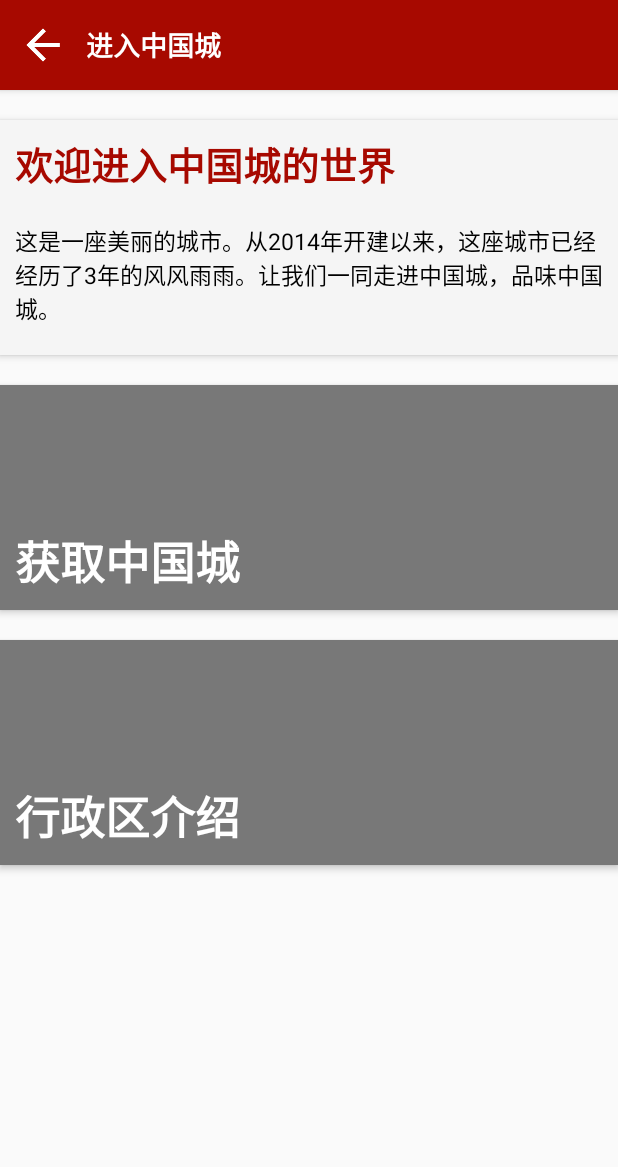
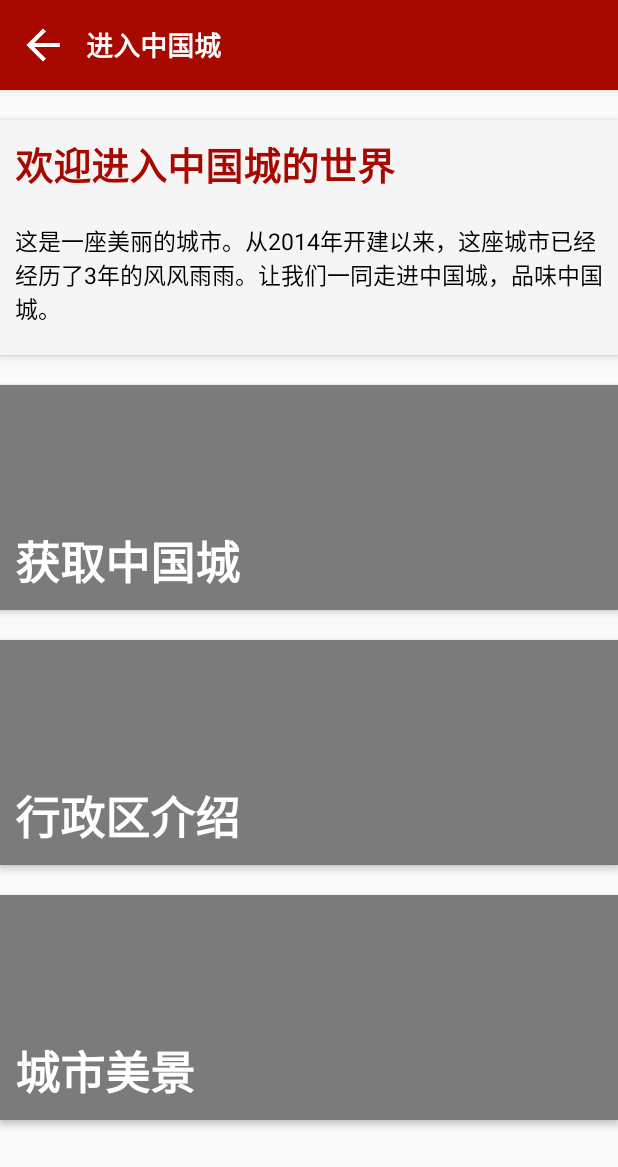
Before and after one commit to xiez22/ChinaCity, an Android app: the screen it shows after launch (Sub1Activity), after a tap on "进入中国城", on a phone screen of 412 x 824 dp. Shown: the top 1167 px of the screen. Run offline under Robolectric (Android 15) with nearby library versions, the phone set to English and light mode, and no system bars.

Commit message:
更新2.4.0

```diff
--- a/app/src/main/AndroidManifest.xml
+++ b/app/src/main/AndroidManifest.xml
@@ -59,6 +59,11 @@
 			android:theme="@style/MAINTheme"
 			android:name=".Sub1Sub1Activity">
 		</activity>
+		<activity
+		    android:label="Gallery"
+			android:theme="@style/HiTheme"
+			android:name=".GalleryActivity">
+		</activity>
     </application>
 
 <uses-permission android:name="android.permission.READ_EXTERNAL_STORAGE"/>
--- a/app/src/main/java/com/China/ChinaCity/MainActivity.java
+++ b/app/src/main/java/com/China/ChinaCity/MainActivity.java
@@ -18,6 +18,7 @@ public class MainActivity extends Activity
 
 	//Download Status
 	int downloadsta=0;
+	int startAtBegin=0;
 
     @Override
     protected void onCreate(Bundle savedInstanceState)
@@ -55,7 +56,12 @@ public class MainActivity extends Activity
 		Timer timer1=new Timer();
 		timer1.schedule(task1, 6600, 6000);
 
+		SharedPreferences sp = getSharedPreferences("temp", Activity.MODE_PRIVATE);
+		int result = sp.getInt("bigtitle", 1);
 		//Download Files
+		if (result == 1)
+		{
+			startAtBegin = 1;
 			new Thread(new Runnable() {
 					@Override
 					public void run()
@@ -71,7 +77,7 @@ public class MainActivity extends Activity
 						}
 					}
 				}).start();
-
+		}
     }
 
 	public void onButton1Click(View view)
@@ -143,6 +149,28 @@ public class MainActivity extends Activity
 				{
 					list.add("更新文件中......");
 					list.add("Updating the Data...");
+
+					//Download Files
+					if (startAtBegin == 0)
+					{
+						downloadsta = 0;
+						startAtBegin=1;
+						new Thread(new Runnable() {
+								@Override
+								public void run()
+								{
+									int dr=internetutil.download("https://coding.net/u/ligongzzz/p/ChinaResources/git/raw/master/src/bigtitle.txt", "/ChinaCity/", "BigTitleOL.txt");
+									if (dr == 0)
+									{
+										downloadsta = 1;
+									}
+									else
+									{
+										downloadsta = 2;
+									}
+								}
+							}).start();
+					}
 				}
 				else if (downloadsta == 2)
 				{
--- a/app/src/main/java/com/China/ChinaCity/Sub1Activity.java
+++ b/app/src/main/java/com/China/ChinaCity/Sub1Activity.java
@@ -14,6 +14,8 @@ public class Sub1Activity extends Activity
 
 	int downloadsta=0;
 	int downloaded=0;
+	int online=0;
+	int noticed=0;
 
     @Override
     protected void onCreate(Bundle savedInstanceState)
@@ -25,15 +27,18 @@ public class Sub1Activity extends Activity
 		SharedPreferences sp = getSharedPreferences("temp", Activity.MODE_PRIVATE);
 		int p2=1;
 		int result = sp.getInt("bigtitle", p2);
+		online=result;
+		noticed=sp.getInt("noticed",0);
 		if (result == 1)
 		{
 			new Thread(new Runnable() {
 					@Override
 					public void run()
 					{
-						int dr=0;int dr1=0;
+						int dr=0;int dr1=0;int dr2=0;
 						int filesta=fileutil.write(null, "/Android/data/com.China.ChinaCity/cache/image_map.jpg", 2);
 						int filesta1=fileutil.write(null, "/Android/data/com.China.ChinaCity/cache/image_area.jpg", 2);
+						int filesta2=fileutil.write(null, "/Android/data/com.China.ChinaCity/cache/image_gallery.jpg", 2);
 						if (filesta == 0)
 						{
 							downloaded=1;
@@ -44,7 +49,12 @@ public class Sub1Activity extends Activity
 							downloaded=1;
 							dr1 = internetutil.download("https://coding.net/u/ligongzzz/p/ChinaResources/git/raw/master/src/image_area.jpg", "/Android/data/com.China.ChinaCity/cache/", "image_area.jpg");
 						}
-						if (dr == 0 && dr1 == 0)
+						if (filesta2== 0)
+						{
+							downloaded=1;
+							dr2 = internetutil.download("https://coding.net/u/ligongzzz/p/ChinaResources/git/raw/master/src/image_gallery.jpg", "/Android/data/com.China.ChinaCity/cache/", "image_gallery.jpg");
+						}
+						if (dr == 0 && dr1 == 0&&dr2==0)
 						{
 							downloadsta = 1;
 							Message message = new Message();
@@ -59,8 +69,9 @@ public class Sub1Activity extends Activity
 			textView1.setText("需要开启在线资源服务以显示图片");
 			TextView textView2=(TextView)findViewById(R.id.sub1TextView2);
 			textView2.setText("需要开启在线资源服务以显示图片");
+			TextView textView3=(TextView)findViewById(R.id.sub1TextView3);
+			textView3.setText("需要开启在线资源服务以显示图片");
 		}
-
     }
 
 	public void onClickSub1ButtonGet(View view)
@@ -73,6 +84,18 @@ public class Sub1Activity extends Activity
 	{
 		Intent intent = new Intent(this, Sub1Sub1Activity.class);
     	startActivity(intent);
+	}
+
+	public void onClickSub1ButtonGallery(View view)
+	{
+		if(noticed==0){
+			NoticeDialogFragment f = new NoticeDialogFragment();
+			f.show(getFragmentManager(), "mydialog");
+		}
+		else{
+		Intent intent = new Intent(this, GalleryActivity.class);
+    	startActivity(intent);
+		}
 	}
 
 	public void onClickSub1ButtonBack(View view)
@@ -96,14 +119,55 @@ public class Sub1Activity extends Activity
 				if (bmpDefaultPic1 == null)
 					bmpDefaultPic1 = BitmapFactory.decodeFile(path + "/Android/data/com.China.ChinaCity/cache/image_area.jpg", null);
 				iv1.setImageBitmap(bmpDefaultPic1);
+				Bitmap bmpDefaultPic2=null;
+				ImageView  iv2 = (ImageView)findViewById(R.id.sub1ImageView3);
+				if (bmpDefaultPic2 == null)
+					bmpDefaultPic2 = BitmapFactory.decodeFile(path + "/Android/data/com.China.ChinaCity/cache/image_gallery.jpg", null);
+				iv2.setImageBitmap(bmpDefaultPic2);
 
-				if(downloaded==1){
+				if(true){
 				Animation animation=AnimationUtils.loadAnimation(Sub1Activity.this, R.anim.alpha_anim_appear);
 				iv.startAnimation(animation);
 				iv1.startAnimation(animation);
+				iv2.startAnimation(animation);
 				}
 			}
 			super.handleMessage(msg);
 		}
 	};
+
+	class NoticeDialogFragment extends DialogFragment
+	{
+		@Override
+		public Dialog onCreateDialog(Bundle savedInstanceState)
+		{
+			AlertDialog.Builder builder = new AlertDialog.Builder(getActivity());
+			builder.setTitle("流量消耗红色预警");
+			builder.setMessage("即将加载大量的高清图片。请注意，这个功能需要网络连接，如果您正在使用移动数据上网，可能会消耗大量的流量，由此产生的费用请至运营商咨询。");
+			builder.setPositiveButton("进入", new DialogInterface.OnClickListener() {
+
+					@Override
+					public void onClick(DialogInterface p1, int p2)
+					{
+						// TODO: Implement this method
+						SharedPreferences.Editor editor= getSharedPreferences("temp", MODE_WORLD_WRITEABLE).edit();
+						editor.putInt("noticed",1);
+						editor.commit();
+
+						Intent intent = new Intent(Sub1Activity.this, GalleryActivity.class);
+						startActivity(intent);
+					}
+				});
+			builder.setNegativeButton("取消",new DialogInterface.OnClickListener() {
+
+					@Override
+					public void onClick(DialogInterface p1, int p2)
+					{
+						// TODO: Implement this method
+					}
+				});
+
+			return builder.create();
+		}
+   }
 }
--- a/app/src/main/res/layout/sub1.xml
+++ b/app/src/main/res/layout/sub1.xml
@@ -131,7 +131,7 @@
 				android:layout_width="match_parent"
 				android:layout_marginTop="10dp"
 				android:elevation="3dp"
-				android:layout_marginBottom="50dp"
+				android:layout_marginBottom="10dp"
 				android:background="#7B7B7B"
 				android:onClick="onClickSub1ButtonArea">
 
@@ -163,6 +163,43 @@
 
 			</RelativeLayout>
 
+			<RelativeLayout
+				android:layout_height="150dp"
+				android:layout_width="match_parent"
+				android:layout_marginTop="10dp"
+				android:elevation="3dp"
+				android:layout_marginBottom="50dp"
+				android:background="#7B7B7B"
+				android:onClick="onClickSub1ButtonGallery">
+
+				<ImageView
+					android:layout_height="match_parent"
+					android:layout_width="match_parent"
+					android:id="@+id/sub1ImageView3"
+					android:adjustViewBounds="true"
+					android:scaleType="centerCrop"
+					android:background="#787878"/>
+
+				<TextView
+					android:layout_height="wrap_content"
+					android:textAppearance="?android:attr/textAppearanceLarge"
+					android:layout_width="wrap_content"
+					android:text="城市美景"
+					android:layout_alignBottom="@id/sub1ImageView3"
+					android:layout_marginBottom="10dp"
+					android:layout_marginLeft="10dp"
+					android:textSize="30sp"
+					android:textStyle="bold"
+					android:textColor="#FFFFFF"/>
+
+				<TextView
+					android:layout_height="wrap_content"
+					android:layout_width="wrap_content"
+					android:layout_centerInParent="true"
+					android:id="@+id/sub1TextView3"/>
+
+			</RelativeLayout>
+
 		</LinearLayout>
 
 	</ScrollView>
--- a/app/src/main/res/layout/subabout.xml
+++ b/app/src/main/res/layout/subabout.xml
@@ -177,7 +177,7 @@
 				<TextView
 					android:layout_height="wrap_content"
 					android:layout_width="match_parent"
-					android:text="中国城 2.4.0 2018年3月1日\n\n更新日志:\n1、在线资源服务正式启用。\n2、城市介绍界面改版。\n3、统一标题栏界面风格，增加了返回按钮。\n4、减少了部分本地资源的使用。\n5、线路列表页面增加了设为起点和终点的功能。\n\n本程序拥有Github支持，您可以在github.com上查看源代码并下载本应用的最新版本。"
+					android:text="中国城 2.4.0 2018年3月16日\n\n更新日志:\n1、在线资源服务正式启用。\n2、城市介绍界面改版。\n3、统一标题栏界面风格，增加了返回按钮。\n4、减少了部分本地资源的使用。\n5、线路列表页面增加了设为起点和终点的功能。\n6、增加了城市美景欣赏页面，您可以在线欣赏图片啦。\n\n本程序拥有Github支持，您可以在github.com上查看源代码并下载本应用的最新版本。"
 					android:textSize="15sp"
 					android:textColor="#000000"
 					android:paddingLeft="10dp"
```
Also changed, not shown: app/src/main/java/com/China/ChinaCity/AboutActivity.java (+2 -5 lines), app/src/main/java/com/China/ChinaCity/GalleryActivity.java (added, +330 -0 lines), app/src/main/java/com/China/ChinaCity/Tool/fileutil.java (+7 -1 lines), app/src/main/res/layout/subgallery.xml (added, +79 -0 lines), 232 other files. Lines whose indentation alone changed are shown as unchanged.
